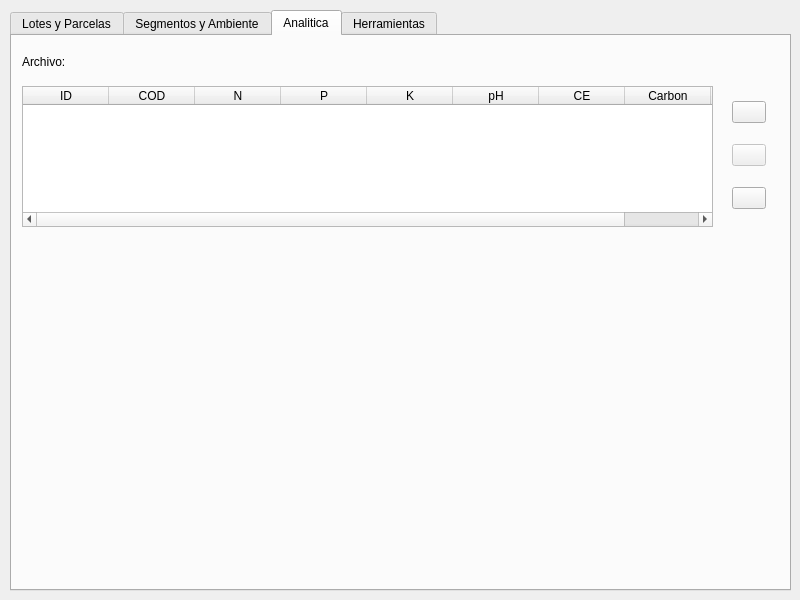
Old version of the form ui/agrae_main.ui in the repository franciscocontreras93/agrae.
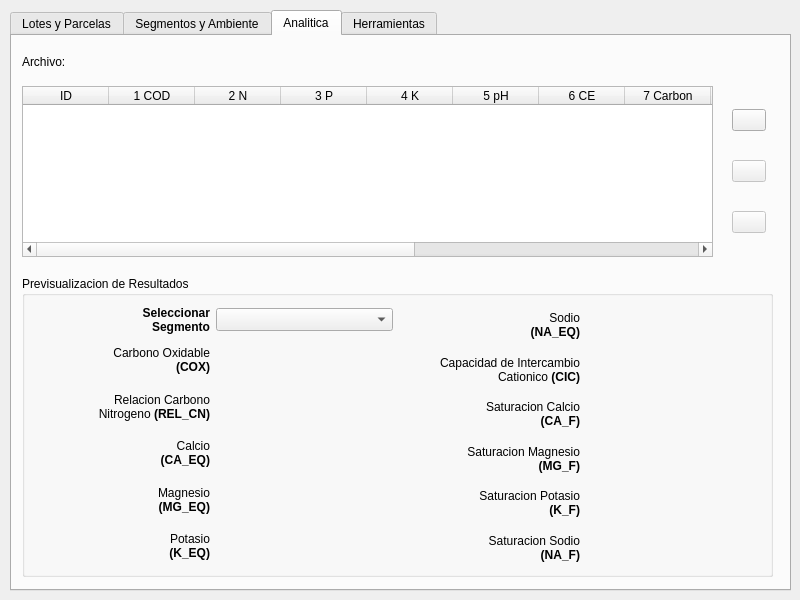
New version of the form. The open tabs and pages were chosen to show the change.

What changed in the file:
```diff
--- a/ui/agrae_main.ui
+++ b/ui/agrae_main.ui
@@ -1712,7 +1712,7 @@
        <x>720</x>
        <y>50</y>
        <width>34</width>
-       <height>141</height>
+       <height>171</height>
       </rect>
      </property>
      <layout class="QVBoxLayout" name="verticalLayout_4">
@@ -1736,7 +1736,7 @@
       <item>
        <widget class="QPushButton" name="an_params">
         <property name="enabled">
-         <bool>true</bool>
+         <bool>false</bool>
         </property>
         <property name="text">
          <string/>
@@ -1784,7 +1784,7 @@
        <x>10</x>
        <y>50</y>
        <width>691</width>
-       <height>141</height>
+       <height>171</height>
       </rect>
      </property>
      <property name="editTriggers">
@@ -1809,44 +1809,543 @@
      </column>
      <column>
       <property name="text">
-       <string>COD</string>
+       <string>1 COD</string>
       </property>
      </column>
      <column>
       <property name="text">
-       <string>N</string>
+       <string>2 N</string>
       </property>
      </column>
      <column>
       <property name="text">
-       <string>P</string>
+       <string>3 P</string>
       </property>
      </column>
      <column>
       <property name="text">
-       <string>K</string>
+       <string>4 K</string>
       </property>
      </column>
      <column>
       <property name="text">
-       <string>pH</string>
+       <string>5 pH</string>
       </property>
      </column>
      <column>
       <property name="text">
-       <string>CE</string>
+       <string>6 CE</string>
       </property>
      </column>
      <column>
       <property name="text">
-       <string>Carbon</string>
+       <string>7 Carbon</string>
       </property>
      </column>
      <column>
       <property name="text">
-       <string>CEap</string>
+       <string>8 CEap</string>
       </property>
      </column>
+     <column>
+      <property name="text">
+       <string>9 Caliza</string>
+      </property>
+     </column>
+     <column>
+      <property name="text">
+       <string>10 CA</string>
+      </property>
+     </column>
+     <column>
+      <property name="text">
+       <string>11 MG</string>
+      </property>
+     </column>
+     <column>
+      <property name="text">
+       <string>12 NA</string>
+      </property>
+     </column>
+     <column>
+      <property name="text">
+       <string>13 ORGANI</string>
+      </property>
+     </column>
+    </widget>
+    <widget class="QGroupBox" name="groupBox_5">
+     <property name="geometry">
+      <rect>
+       <x>10</x>
+       <y>240</y>
+       <width>751</width>
+       <height>301</height>
+      </rect>
+     </property>
+     <property name="title">
+      <string>Previsualizacion de Resultados</string>
+     </property>
+     <widget class="QWidget" name="gridLayoutWidget_13">
+      <property name="geometry">
+       <rect>
+        <x>10</x>
+        <y>30</y>
+        <width>361</width>
+        <height>261</height>
+       </rect>
+      </property>
+      <layout class="QGridLayout" name="gridLayout_13">
+       <item row="5" column="1">
+        <widget class="QLabel" name="k_eq_lbl">
+         <property name="font">
+          <font>
+           <pointsize>10</pointsize>
+           <weight>75</weight>
+           <bold>true</bold>
+          </font>
+         </property>
+         <property name="text">
+          <string/>
+         </property>
+         <property name="alignment">
+          <set>Qt::AlignCenter</set>
+         </property>
+        </widget>
+       </item>
+       <item row="3" column="1">
+        <widget class="QLabel" name="ca_eq_lbl">
+         <property name="font">
+          <font>
+           <pointsize>10</pointsize>
+           <weight>75</weight>
+           <bold>true</bold>
+          </font>
+         </property>
+         <property name="text">
+          <string/>
+         </property>
+         <property name="alignment">
+          <set>Qt::AlignCenter</set>
+         </property>
+        </widget>
+       </item>
+       <item row="4" column="1">
+        <widget class="QLabel" name="mg_eq_lbl">
+         <property name="font">
+          <font>
+           <pointsize>10</pointsize>
+           <weight>75</weight>
+           <bold>true</bold>
+          </font>
+         </property>
+         <property name="text">
+          <string/>
+         </property>
+         <property name="alignment">
+          <set>Qt::AlignCenter</set>
+         </property>
+        </widget>
+       </item>
+       <item row="1" column="0">
+        <widget class="QLabel" name="label_47">
+         <property name="text">
+          <string>&lt;html&gt;&lt;head/&gt;&lt;body&gt;&lt;p&gt;Carbono Oxidable &lt;br/&gt;&lt;span style=&quot; font-weight:600;&quot;&gt;(COX)&lt;/span&gt;&lt;/p&gt;&lt;/body&gt;&lt;/html&gt;</string>
+         </property>
+         <property name="textFormat">
+          <enum>Qt::RichText</enum>
+         </property>
+         <property name="alignment">
+          <set>Qt::AlignRight|Qt::AlignTrailing|Qt::AlignVCenter</set>
+         </property>
+        </widget>
+       </item>
+       <item row="2" column="0">
+        <widget class="QLabel" name="label_50">
+         <property name="frameShape">
+          <enum>QFrame::NoFrame</enum>
+         </property>
+         <property name="text">
+          <string>&lt;html&gt;&lt;head/&gt;&lt;body&gt;&lt;p&gt;Relacion Carbono &lt;br/&gt;Nitrogeno &lt;span style=&quot; font-weight:600;&quot;&gt;(REL_CN)&lt;/span&gt;&lt;/p&gt;&lt;/body&gt;&lt;/html&gt;</string>
+         </property>
+         <property name="textFormat">
+          <enum>Qt::RichText</enum>
+         </property>
+         <property name="alignment">
+          <set>Qt::AlignRight|Qt::AlignTrailing|Qt::AlignVCenter</set>
+         </property>
+         <property name="wordWrap">
+          <bool>true</bool>
+         </property>
+        </widget>
+       </item>
+       <item row="3" column="0">
+        <widget class="QLabel" name="label_51">
+         <property name="frameShape">
+          <enum>QFrame::NoFrame</enum>
+         </property>
+         <property name="text">
+          <string>&lt;html&gt;&lt;head/&gt;&lt;body&gt;&lt;p&gt;Calcio&lt;br/&gt;&lt;span style=&quot; font-weight:600;&quot;&gt;(CA_EQ)&lt;/span&gt;&lt;/p&gt;&lt;/body&gt;&lt;/html&gt;</string>
+         </property>
+         <property name="textFormat">
+          <enum>Qt::RichText</enum>
+         </property>
+         <property name="alignment">
+          <set>Qt::AlignRight|Qt::AlignTrailing|Qt::AlignVCenter</set>
+         </property>
+         <property name="wordWrap">
+          <bool>true</bool>
+         </property>
+        </widget>
+       </item>
+       <item row="4" column="0">
+        <widget class="QLabel" name="label_52">
+         <property name="frameShape">
+          <enum>QFrame::NoFrame</enum>
+         </property>
+         <property name="text">
+          <string>&lt;html&gt;&lt;head/&gt;&lt;body&gt;&lt;p&gt;Magnesio&lt;br/&gt;&lt;span style=&quot; font-weight:600;&quot;&gt;(MG_EQ)&lt;/span&gt;&lt;/p&gt;&lt;/body&gt;&lt;/html&gt;</string>
+         </property>
+         <property name="textFormat">
+          <enum>Qt::RichText</enum>
+         </property>
+         <property name="alignment">
+          <set>Qt::AlignRight|Qt::AlignTrailing|Qt::AlignVCenter</set>
+         </property>
+         <property name="wordWrap">
+          <bool>true</bool>
+         </property>
+        </widget>
+       </item>
+       <item row="5" column="0">
+        <widget class="QLabel" name="label_53">
+         <property name="frameShape">
+          <enum>QFrame::NoFrame</enum>
+         </property>
+         <property name="text">
+          <string>&lt;html&gt;&lt;head/&gt;&lt;body&gt;&lt;p&gt;Potasio&lt;br/&gt;&lt;span style=&quot; font-weight:600;&quot;&gt;(K_EQ)&lt;/span&gt;&lt;/p&gt;&lt;/body&gt;&lt;/html&gt;</string>
+         </property>
+         <property name="textFormat">
+          <enum>Qt::RichText</enum>
+         </property>
+         <property name="alignment">
+          <set>Qt::AlignRight|Qt::AlignTrailing|Qt::AlignVCenter</set>
+         </property>
+         <property name="wordWrap">
+          <bool>true</bool>
+         </property>
+        </widget>
+       </item>
+       <item row="0" column="0">
+        <widget class="QLabel" name="label_55">
+         <property name="text">
+          <string>&lt;html&gt;&lt;head/&gt;&lt;body&gt;&lt;p&gt;&lt;span style=&quot; font-weight:600;&quot;&gt;Seleccionar&lt;br/&gt;Segmento&lt;/span&gt;&lt;/p&gt;&lt;/body&gt;&lt;/html&gt;</string>
+         </property>
+         <property name="textFormat">
+          <enum>Qt::RichText</enum>
+         </property>
+         <property name="alignment">
+          <set>Qt::AlignRight|Qt::AlignTrailing|Qt::AlignVCenter</set>
+         </property>
+        </widget>
+       </item>
+       <item row="1" column="1">
+        <widget class="QLabel" name="cox_lbl">
+         <property name="font">
+          <font>
+           <pointsize>10</pointsize>
+           <weight>75</weight>
+           <bold>true</bold>
+          </font>
+         </property>
+         <property name="text">
+          <string/>
+         </property>
+         <property name="alignment">
+          <set>Qt::AlignCenter</set>
+         </property>
+        </widget>
+       </item>
+       <item row="2" column="1">
+        <widget class="QLabel" name="rel_cn_lbl">
+         <property name="font">
+          <font>
+           <pointsize>10</pointsize>
+           <weight>75</weight>
+           <bold>true</bold>
+          </font>
+         </property>
+         <property name="text">
+          <string/>
+         </property>
+         <property name="alignment">
+          <set>Qt::AlignCenter</set>
+         </property>
+        </widget>
+       </item>
+       <item row="0" column="1">
+        <widget class="QComboBox" name="seg_combo">
+         <property name="font">
+          <font>
+           <pointsize>10</pointsize>
+          </font>
+         </property>
+        </widget>
+       </item>
+      </layout>
+     </widget>
+     <widget class="QWidget" name="gridLayoutWidget_14">
+      <property name="geometry">
+       <rect>
+        <x>380</x>
+        <y>30</y>
+        <width>361</width>
+        <height>261</height>
+       </rect>
+      </property>
+      <layout class="QGridLayout" name="gridLayout_16">
+       <item row="2" column="1">
+        <widget class="QLabel" name="cic_lbl">
+         <property name="font">
+          <font>
+           <pointsize>10</pointsize>
+           <weight>75</weight>
+           <bold>true</bold>
+          </font>
+         </property>
+         <property name="text">
+          <string/>
+         </property>
+         <property name="alignment">
+          <set>Qt::AlignCenter</set>
+         </property>
+        </widget>
+       </item>
+       <item row="4" column="1">
+        <widget class="QLabel" name="mg_f_lbl">
+         <property name="font">
+          <font>
+           <pointsize>10</pointsize>
+           <weight>75</weight>
+           <bold>true</bold>
+          </font>
+         </property>
+         <property name="text">
+          <string/>
+         </property>
+         <property name="alignment">
+          <set>Qt::AlignCenter</set>
+         </property>
+        </widget>
+       </item>
+       <item row="3" column="1">
+        <widget class="QLabel" name="ca_f_lbl">
+         <property name="font">
+          <font>
+           <pointsize>10</pointsize>
+           <weight>75</weight>
+           <bold>true</bold>
+          </font>
+         </property>
+         <property name="text">
+          <string/>
+         </property>
+         <property name="alignment">
+          <set>Qt::AlignCenter</set>
+         </property>
+        </widget>
+       </item>
+       <item row="5" column="1">
+        <widget class="QLabel" name="k_f_lbl">
+         <property name="font">
+          <font>
+           <pointsize>10</pointsize>
+           <weight>75</weight>
+           <bold>true</bold>
+          </font>
+         </property>
+         <property name="text">
+          <string/>
+         </property>
+         <property name="alignment">
+          <set>Qt::AlignCenter</set>
+         </property>
+        </widget>
+       </item>
+       <item row="6" column="1">
+        <widget class="QLabel" name="na_f_lbl">
+         <property name="font">
+          <font>
+           <pointsize>10</pointsize>
+           <weight>75</weight>
+           <bold>true</bold>
+          </font>
+         </property>
+         <property name="text">
+          <string/>
+         </property>
+         <property name="alignment">
+          <set>Qt::AlignCenter</set>
+         </property>
+        </widget>
+       </item>
+       <item row="4" column="0">
+        <widget class="QLabel" name="label_88">
+         <property name="frameShape">
+          <enum>QFrame::NoFrame</enum>
+         </property>
+         <property name="text">
+          <string>&lt;html&gt;&lt;head/&gt;&lt;body&gt;&lt;p&gt;Saturacion Magnesio&lt;br/&gt;&lt;span style=&quot; font-weight:600;&quot;&gt;(MG_F)&lt;/span&gt;&lt;/p&gt;&lt;/body&gt;&lt;/html&gt;</string>
+         </property>
+         <property name="textFormat">
+          <enum>Qt::RichText</enum>
+         </property>
+         <property name="alignment">
+          <set>Qt::AlignRight|Qt::AlignTrailing|Qt::AlignVCenter</set>
+         </property>
+         <property name="wordWrap">
+          <bool>true</bool>
+         </property>
+        </widget>
+       </item>
+       <item row="3" column="0">
+        <widget class="QLabel" name="label_78">
+         <property name="frameShape">
+          <enum>QFrame::NoFrame</enum>
+         </property>
+         <property name="text">
+          <string>&lt;html&gt;&lt;head/&gt;&lt;body&gt;&lt;p&gt;Saturacion Calcio&lt;br/&gt;&lt;span style=&quot; font-weight:600;&quot;&gt;(CA_F)&lt;/span&gt;&lt;/p&gt;&lt;/body&gt;&lt;/html&gt;</string>
+         </property>
+         <property name="textFormat">
+          <enum>Qt::RichText</enum>
+         </property>
+         <property name="alignment">
+          <set>Qt::AlignRight|Qt::AlignTrailing|Qt::AlignVCenter</set>
+         </property>
+         <property name="wordWrap">
+          <bool>true</bool>
+         </property>
+        </widget>
+       </item>
+       <item row="2" column="0">
+        <widget class="QLabel" name="label_79">
+         <property name="frameShape">
+          <enum>QFrame::NoFrame</enum>
+         </property>
+         <property name="text">
+          <string>&lt;html&gt;&lt;head/&gt;&lt;body&gt;&lt;p&gt;Capacidad de Intercambio&lt;br/&gt;Cationico &lt;span style=&quot; font-weight:600;&quot;&gt;(CIC)&lt;/span&gt;&lt;/p&gt;&lt;/body&gt;&lt;/html&gt;</string>
+         </property>
+         <property name="textFormat">
+          <enum>Qt::RichText</enum>
+         </property>
+         <property name="alignment">
+          <set>Qt::AlignRight|Qt::AlignTrailing|Qt::AlignVCenter</set>
+         </property>
+         <property name="wordWrap">
+          <bool>true</bool>
+         </property>
+        </widget>
+       </item>
+       <item row="6" column="0">
+        <widget class="QLabel" name="label_91">
+         <property name="frameShape">
+          <enum>QFrame::NoFrame</enum>
+         </property>
+         <property name="text">
+          <string>&lt;html&gt;&lt;head/&gt;&lt;body&gt;&lt;p&gt;Saturacion Sodio&lt;br/&gt;&lt;span style=&quot; font-weight:600;&quot;&gt;(NA_F)&lt;/span&gt;&lt;/p&gt;&lt;/body&gt;&lt;/html&gt;</string>
+         </property>
+         <property name="textFormat">
+          <enum>Qt::RichText</enum>
+         </property>
+         <property name="alignment">
+          <set>Qt::AlignRight|Qt::AlignTrailing|Qt::AlignVCenter</set>
+         </property>
+         <property name="wordWrap">
+          <bool>true</bool>
+         </property>
+        </widget>
+       </item>
+       <item row="5" column="0">
+        <widget class="QLabel" name="label_89">
+         <property name="frameShape">
+          <enum>QFrame::NoFrame</enum>
+         </property>
+         <property name="text">
+          <string>&lt;html&gt;&lt;head/&gt;&lt;body&gt;&lt;p&gt;Saturacion Potasio&lt;br/&gt;&lt;span style=&quot; font-weight:600;&quot;&gt;(K_F)&lt;/span&gt;&lt;/p&gt;&lt;/body&gt;&lt;/html&gt;</string>
+         </property>
+         <property name="textFormat">
+          <enum>Qt::RichText</enum>
+         </property>
+         <property name="alignment">
+          <set>Qt::AlignRight|Qt::AlignTrailing|Qt::AlignVCenter</set>
+         </property>
+         <property name="wordWrap">
+          <bool>true</bool>
+         </property>
+        </widget>
+       </item>
+       <item row="1" column="1">
+        <widget class="QLabel" name="na_eq_lbl">
+         <property name="font">
+          <font>
+           <pointsize>10</pointsize>
+           <weight>75</weight>
+           <bold>true</bold>
+          </font>
+         </property>
+         <property name="text">
+          <string/>
+         </property>
+         <property name="alignment">
+          <set>Qt::AlignCenter</set>
+         </property>
+        </widget>
+       </item>
+       <item row="1" column="0">
+        <widget class="QLabel" name="label_54">
+         <property name="frameShape">
+          <enum>QFrame::NoFrame</enum>
+         </property>
+         <property name="text">
+          <string>&lt;html&gt;&lt;head/&gt;&lt;body&gt;&lt;p&gt;Sodio&lt;br/&gt;&lt;span style=&quot; font-weight:600;&quot;&gt;(NA_EQ)&lt;/span&gt;&lt;/p&gt;&lt;/body&gt;&lt;/html&gt;</string>
+         </property>
+         <property name="textFormat">
+          <enum>Qt::RichText</enum>
+         </property>
+         <property name="alignment">
+          <set>Qt::AlignRight|Qt::AlignTrailing|Qt::AlignVCenter</set>
+         </property>
+         <property name="wordWrap">
+          <bool>true</bool>
+         </property>
+        </widget>
+       </item>
+      </layout>
+     </widget>
+     <widget class="QLabel" name="label_90">
+      <property name="geometry">
+       <rect>
+        <x>480</x>
+        <y>330</y>
+        <width>125</width>
+        <height>55</height>
+       </rect>
+      </property>
+      <property name="frameShape">
+       <enum>QFrame::NoFrame</enum>
+      </property>
+      <property name="text">
+       <string>&lt;html&gt;&lt;head/&gt;&lt;body&gt;&lt;p&gt;Saturacion Potasio&lt;br/&gt;&lt;span style=&quot; font-weight:600;&quot;&gt;(MG_F)&lt;/span&gt;&lt;/p&gt;&lt;/body&gt;&lt;/html&gt;</string>
+      </property>
+      <property name="textFormat">
+       <enum>Qt::RichText</enum>
+      </property>
+      <property name="alignment">
+       <set>Qt::AlignRight|Qt::AlignTrailing|Qt::AlignVCenter</set>
+      </property>
+      <property name="wordWrap">
+       <bool>true</bool>
+      </property>
+     </widget>
     </widget>
    </widget>
    <widget class="QWidget" name="tab_7">
```
Left out of the diff: 2 changed lines with no effect on the pictures.
